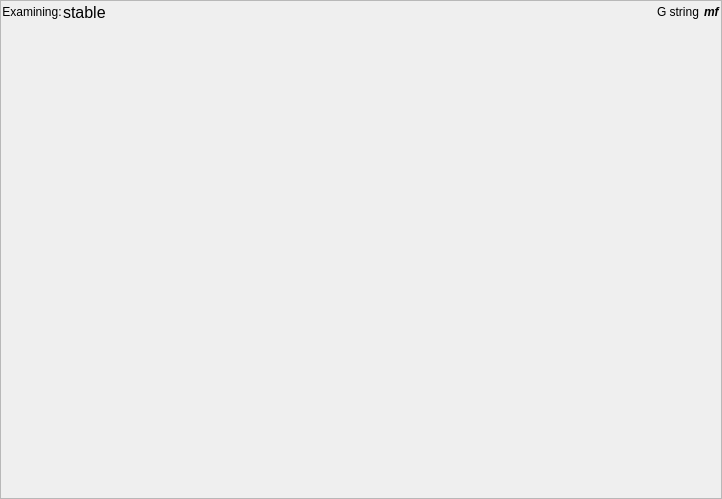
Before: the Qt Designer form python/examine_widget_gui.ui in gperciva/vivi, drawn with Qt 5.
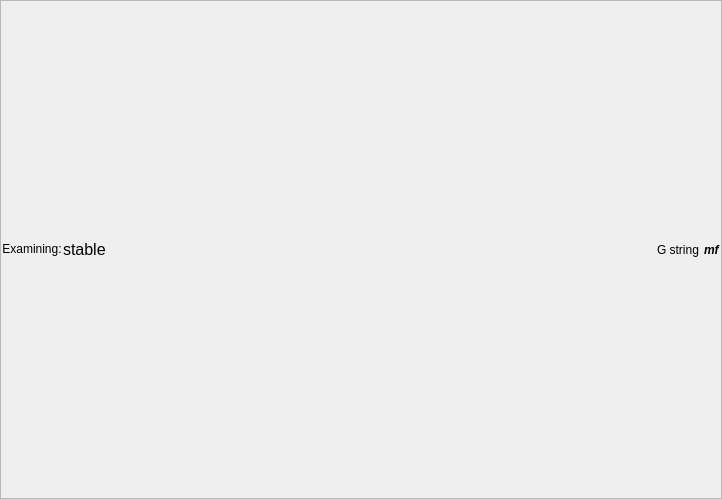
After: the same form once the commit is applied.

What changed in the file:
```diff
--- a/python/examine_widget_gui.ui
+++ b/python/examine_widget_gui.ui
@@ -19,7 +19,7 @@
   <property name="frameShadow">
    <enum>QFrame::Raised</enum>
   </property>
-  <layout class="QVBoxLayout" name="verticalLayout" stretch="0,0">
+  <layout class="QVBoxLayout" name="verticalLayout" stretch="0">
    <property name="spacing">
     <number>1</number>
    </property>
@@ -97,19 +97,6 @@
      </item>
     </layout>
    </item>
-   <item>
-    <spacer name="verticalSpacer">
-     <property name="orientation">
-      <enum>Qt::Vertical</enum>
-     </property>
-     <property name="sizeHint" stdset="0">
-      <size>
-       <width>20</width>
-       <height>40</height>
-      </size>
-     </property>
-    </spacer>
-   </item>
   </layout>
  </widget>
  <resources/>
```
